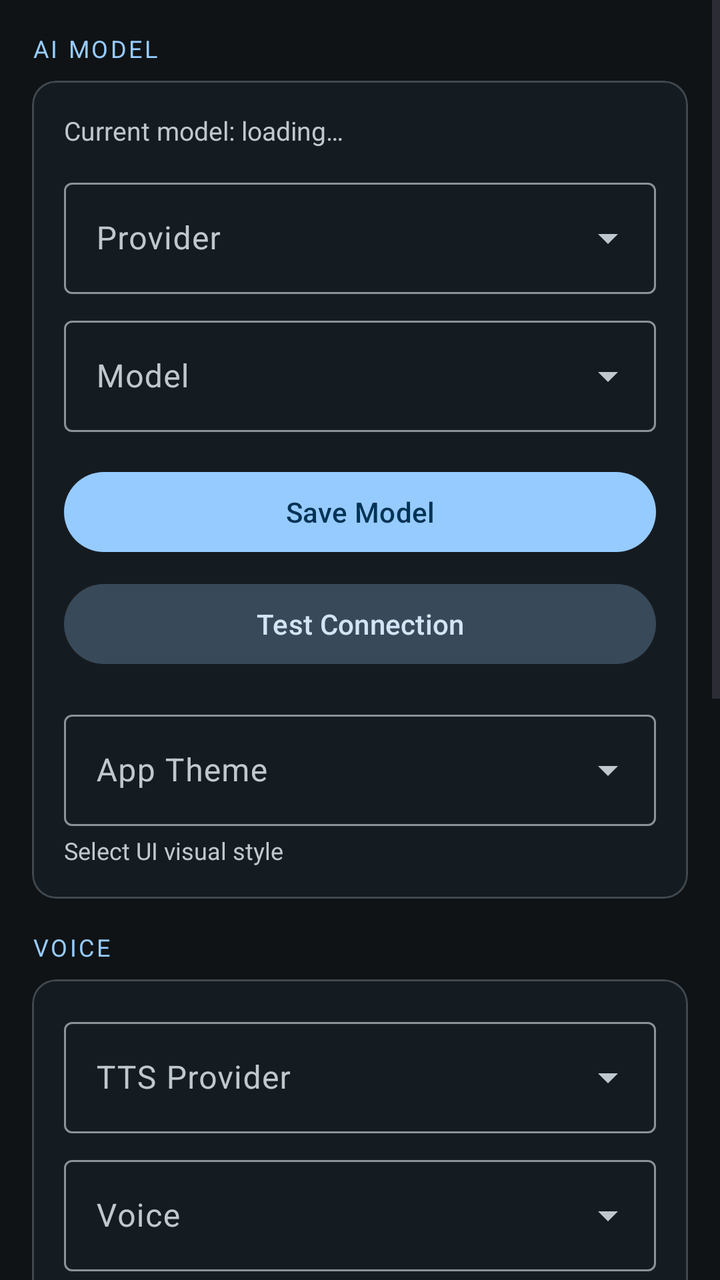
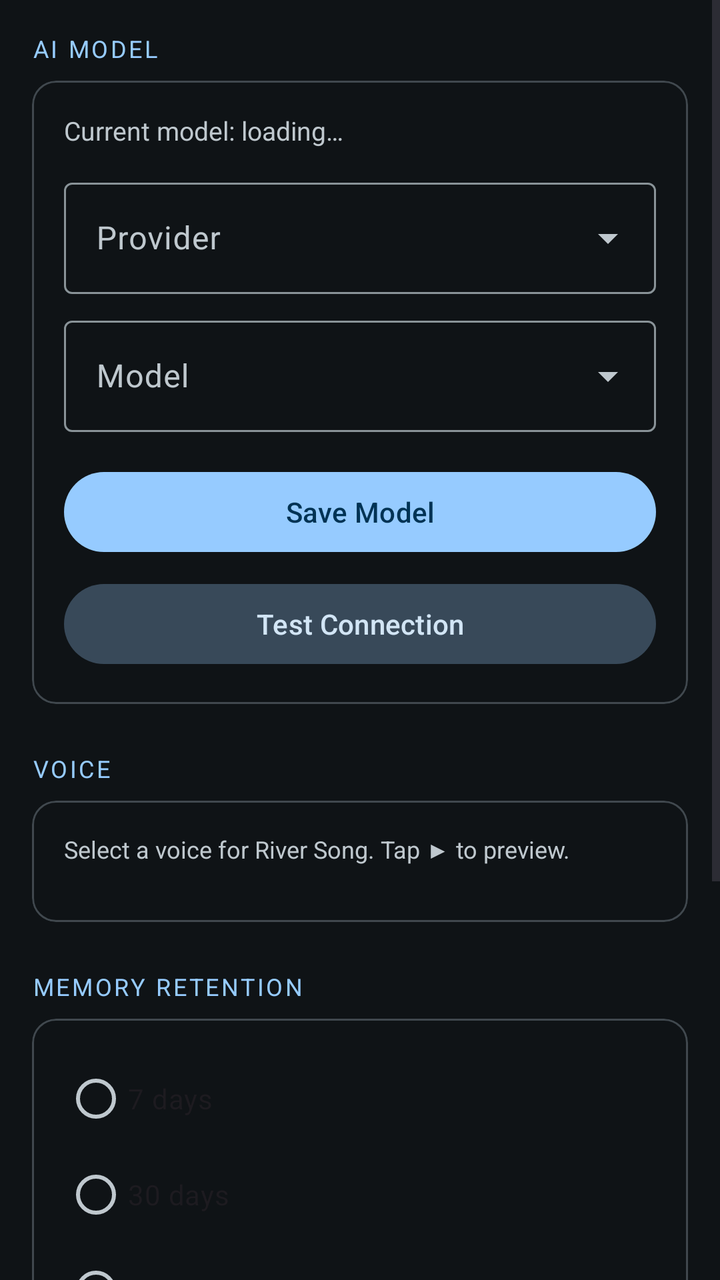

Two renders of the same Android screen: before a commit and after it. Below are the layout's source before the change and the commit's diff.
<!-- AndroidManifest.xml: application theme Theme.RiverSong -->
<!-- res/layout/fragment_settings.xml -->
<?xml version="1.0" encoding="utf-8"?>
<ScrollView
    xmlns:android="http://schemas.android.com/apk/res/android"
    xmlns:app="http://schemas.android.com/apk/res-auto"
    android:layout_width="match_parent"
    android:layout_height="match_parent"
    android:background="?attr/colorSurface">

    <LinearLayout
        android:layout_width="match_parent"
        android:layout_height="wrap_content"
        android:orientation="vertical"
        android:padding="16dp">

        <TextView
            android:layout_width="match_parent"
            android:layout_height="wrap_content"
            android:text="@string/settings_ai_model"
            android:textSize="12sp"
            android:textAllCaps="true"
            android:textColor="?attr/colorPrimary"
            android:letterSpacing="0.1"
            android:layout_marginBottom="8dp" />

        <com.google.android.material.card.MaterialCardView
            android:layout_width="match_parent"
            android:layout_height="wrap_content"
            app:cardElevation="1dp"
            app:cardCornerRadius="12dp"
            android:layout_marginBottom="16dp">

            <LinearLayout
                android:layout_width="match_parent"
                android:layout_height="wrap_content"
                android:orientation="vertical"
                android:padding="16dp">

                <TextView
                    android:id="@+id/textViewCurrentModel"
                    android:layout_width="match_parent"
                    android:layout_height="wrap_content"
                    android:text="Current model: loading…"
                    android:textSize="13sp"
                    android:textColor="?attr/colorOnSurfaceVariant"
                    android:layout_marginBottom="12dp" />

                <com.google.android.material.textfield.TextInputLayout
                    android:id="@+id/layoutProviderSpinner"
                    style="@style/Widget.Material3.TextInputLayout.OutlinedBox.ExposedDropdownMenu"
                    android:layout_width="match_parent"
                    android:layout_height="wrap_content"
                    android:hint="@string/settings_provider_hint"
                    android:layout_marginBottom="8dp">

                    <AutoCompleteTextView
                        android:id="@+id/spinnerProvider"
                        android:layout_width="match_parent"
                        android:layout_height="wrap_content"
                        android:inputType="none" />

                </com.google.android.material.textfield.TextInputLayout>

                <com.google.android.material.textfield.TextInputLayout
                    android:id="@+id/layoutModelSpinner"
                    style="@style/Widget.Material3.TextInputLayout.OutlinedBox.ExposedDropdownMenu"
                    android:layout_width="match_parent"
                    android:layout_height="wrap_content"
                    android:hint="@string/settings_model_hint"
                    android:layout_marginBottom="16dp">

                    <AutoCompleteTextView
                        android:id="@+id/spinnerModel"
                        android:layout_width="match_parent"
                        android:layout_height="wrap_content"
                        android:inputType="none" />

                </com.google.android.material.textfield.TextInputLayout>

                <com.google.android.material.button.MaterialButton
                    android:id="@+id/buttonSaveModel"
                    android:layout_width="match_parent"
                    android:layout_height="wrap_content"
                    android:text="@string/settings_save_model" />

                <com.google.android.material.button.MaterialButton
                    android:id="@+id/buttonTestConnection"
                    style="@style/Widget.Material3.Button.TonalButton"
                    android:layout_width="match_parent"
                    android:layout_height="wrap_content"
                    android:layout_marginTop="8dp"
                    android:text="@string/settings_test_connection" />

                <com.google.android.material.textfield.TextInputLayout
                    style="@style/Widget.Material3.TextInputLayout.OutlinedBox.ExposedDropdownMenu"
                    android:layout_width="match_parent"
                    android:layout_height="wrap_content"
                    android:hint="App Theme"
                    android:layout_marginTop="16dp">

                    <AutoCompleteTextView
                        android:id="@+id/spinnerTheme"
                        android:layout_width="match_parent"
                        android:layout_height="wrap_content"
                        android:inputType="none" />

                </com.google.android.material.textfield.TextInputLayout>

                <TextView
                    android:id="@+id/textViewThemeDesc"
                    android:layout_width="match_parent"
                    android:layout_height="wrap_content"
                    android:layout_marginTop="4dp"
                    android:text="Select UI visual style"
                    android:textSize="12sp"
                    android:textColor="?attr/colorOnSurfaceVariant" />

            </LinearLayout>
        </com.google.android.material.card.MaterialCardView>

        
        <TextView
            android:layout_width="match_parent"
            android:layout_height="wrap_content"
            android:text="VOICE"
            android:textSize="12sp"
            android:textAllCaps="true"
            android:textColor="?attr/colorPrimary"
            android:letterSpacing="0.1"
            android:layout_marginBottom="8dp" />

        <com.google.android.material.card.MaterialCardView
            android:layout_width="match_parent"
            android:layout_height="wrap_content"
            app:cardElevation="1dp"
            app:cardCornerRadius="12dp"
            android:layout_marginBottom="16dp">

            <LinearLayout
                android:layout_width="match_parent"
                android:layout_height="wrap_content"
                android:orientation="vertical"
                android:padding="16dp">

                <com.google.android.material.textfield.TextInputLayout
                    style="@style/Widget.Material3.TextInputLayout.OutlinedBox.ExposedDropdownMenu"
                    android:layout_width="match_parent"
                    android:layout_height="wrap_content"
                    android:hint="TTS Provider"
                    android:layout_marginBottom="8dp">
                    <AutoCompleteTextView
                        android:id="@+id/spinnerTtsProvider"
                        android:layout_width="match_parent"
                        android:layout_height="wrap_content"
                        android:inputType="none" />
                </com.google.android.material.textfield.TextInputLayout>

                <com.google.android.material.textfield.TextInputLayout
                    style="@style/Widget.Material3.TextInputLayout.OutlinedBox.ExposedDropdownMenu"
                    android:layout_width="match_parent"
                    android:layout_height="wrap_content"
                    android:hint="Voice"
                    android:layout_marginBottom="12dp">
                    <AutoCompleteTextView
                        android:id="@+id/spinnerVoice"
                        android:layout_width="match_parent"
                        android:layout_height="wrap_content"
                        android:inputType="none" />
                </com.google.android.material.textfield.TextInputLayout>

                <com.google.android.material.button.MaterialButton
                    android:id="@+id/buttonTestVoice"
                    style="@style/Widget.Material3.Button.OutlinedButton"
                    android:layout_width="match_parent"
                    android:layout_height="wrap_content"
                    android:text="Test Voice"
                    app:icon="@drawable/ic_volume_up" />
            </LinearLayout>
        </com.google.android.material.card.MaterialCardView>

        
        <TextView
            android:layout_width="match_parent"
            android:layout_height="wrap_content"
            android:text="MEMORY RETENTION"
            android:textSize="12sp"
            android:textAllCaps="true"
            android:textColor="?attr/colorPrimary"
            android:letterSpacing="0.1"
            android:layout_marginBottom="8dp" />

        <com.google.android.material.card.MaterialCardView
            android:layout_width="match_parent"
            android:layout_height="wrap_content"
            app:cardElevation="1dp"
            app:cardCornerRadius="12dp"
            android:layout_marginBottom="16dp">

            <LinearLayout
                android:layout_width="match_parent"
                android:layout_height="wrap_content"
                android:orientation="vertical"
                android:padding="16dp">

                <RadioGroup
                    android:id="@+id/radioGroupMemoryTtl"
                    android:layout_width="match_parent"
                    android:layout_height="wrap_content"
                    android:orientation="vertical">
                    <RadioButton android:id="@+id/radioTtl7d" android:layout_width="wrap_content" android:layout_height="wrap_content" android:text="7 days" />
                    <RadioButton android:id="@+id/radioTtl30d" android:layout_width="wrap_content" android:layout_height="wrap_content" android:text="30 days" />
                    <RadioButton android:id="@+id/radioTtl90d" android:layout_width="wrap_content" android:layout_height="wrap_content" android:text="90 days" />
                    <RadioButton android:id="@+id/radioTtl1y" android:layout_width="wrap_content" android:layout_height="wrap_content" android:text="1 year" />
                    <RadioButton android:id="@+id/radioTtlForever" android:layout_width="wrap_content" android:layout_height="wrap_content" android:text="Forever" />
                </RadioGroup>

                <com.google.android.material.materialswitch.MaterialSwitch
                    android:id="@+id/switchAutoExtend"
                    android:layout_width="match_parent"
                    android:layout_height="wrap_content"
                    android:layout_marginTop="8dp"
                    android:text="Auto-extend on activity" />

                <com.google.android.material.button.MaterialButton
                    android:id="@+id/buttonSaveMemoryTtl"
                    style="@style/Widget.Material3.Button.OutlinedButton"
                    android:layout_width="match_parent"
                    android:layout_height="wrap_content"
                    android:layout_marginTop="12dp"
                    android:text="Save TTL" />
            </LinearLayout>
        </com.google.android.material.card.MaterialCardView>

        <ProgressBar
            android:id="@+id/progressBarSettings"
            android:layout_width="wrap_content"
            android:layout_height="wrap_content"
            android:layout_gravity="center_horizontal"
            android:visibility="gone" />

    </LinearLayout>
</ScrollView>
<!-- resources referenced by this layout -->
<resources>
  <!-- drawable ic_volume_up (drawable) -->
  <?xml version="1.0" encoding="utf-8"?>
  <vector xmlns:android="http://schemas.android.com/apk/res/android"
      android:width="24dp"
      android:height="24dp"
      android:viewportWidth="24"
      android:viewportHeight="24">
      <path
          android:fillColor="?attr/colorControlNormal"
          android:pathData="M3,9v6h4l5,5V4L7,9H3zM16.5,12c0,-1.77 -1.02,-3.29 -2.5,-4.03v8.05c1.48,-0.73 2.5,-2.25 2.5,-4.02zM14,3.23v2.06c2.89,0.86 5,3.54 5,6.71s-2.11,5.85 -5,6.71v2.06c4.01,-0.91 7,-4.49 7,-8.77s-2.99,-7.86 -7,-8.77z" />
  </vector>
  <string name="settings_ai_model">AI Model</string>
  <string name="settings_model_hint">Model</string>
  <string name="settings_provider_hint">Provider</string>
  <string name="settings_save_model">Save Model</string>
  <string name="settings_test_connection">Test Connection</string>
  <color name="rs_blue_primary">#96CBFF</color>
  <color name="rs_blue_on_primary">#003354</color>
  <color name="rs_blue_primary_container">#004A77</color>
  <color name="rs_blue_on_primary_container">#CAE6FF</color>
  <color name="rs_blue_secondary">#B6C9D9</color>
  <color name="rs_blue_on_secondary">#213242</color>
  <color name="rs_blue_secondary_container">#384959</color>
  <color name="rs_blue_on_secondary_container">#D2E5F5</color>
  <color name="rs_blue_tertiary">#D9BBFF</color>
  <color name="rs_blue_on_tertiary">#3E1F77</color>
  <color name="rs_blue_tertiary_container">#55368F</color>
  <color name="rs_blue_on_tertiary_container">#EEDCFF</color>
  <color name="rs_blue_error">#FFB4AB</color>
  <color name="rs_blue_on_error">#690005</color>
  <color name="rs_blue_error_container">#93000A</color>
  <color name="rs_blue_on_error_container">#FFDAD6</color>
  <color name="rs_blue_background">#0F1316</color>
  <color name="rs_blue_on_surface">#DEE4E9</color>
  <color name="rs_blue_surface">#0F1316</color>
  <color name="rs_blue_surface_variant">#1B2023</color>
  <color name="rs_blue_on_surface_variant">#BFC8CE</color>
  <color name="rs_blue_outline">#899398</color>
  <color name="rs_blue_outline_variant">#40484E</color>
  <color name="rs_blue_warn">#FFB86C</color>
  <style name="ShapeAppearance.RiverSong.XS" parent="">
          <item name="cornerSize">4dp</item>
      </style>
  <style name="ShapeAppearance.RiverSong.SM" parent="">
          <item name="cornerSize">8dp</item>
      </style>
  <style name="ShapeAppearance.RiverSong.MD" parent="">
          <item name="cornerSize">12dp</item>
      </style>
  <style name="ShapeAppearance.RiverSong.LG" parent="">
          <item name="cornerSize">16dp</item>
      </style>
  <style name="ShapeAppearance.RiverSong.XL" parent="">
          <item name="cornerSize">20dp</item>
      </style>
  <!-- unchanged entries left out for length: 1 -->
</resources>

<!-- the commit's change to res/layout/fragment_settings.xml (unified diff, before → after) -->
@@ -12,6 +12,7 @@
         android:orientation="vertical"
         android:padding="16dp">
 
+        
         <TextView
             android:layout_width="match_parent"
             android:layout_height="wrap_content"
@@ -25,9 +26,11 @@
         <com.google.android.material.card.MaterialCardView
             android:layout_width="match_parent"
             android:layout_height="wrap_content"
-            app:cardElevation="1dp"
+            app:cardElevation="0dp"
             app:cardCornerRadius="12dp"
-            android:layout_marginBottom="16dp">
+            app:strokeWidth="1dp"
+            app:strokeColor="?attr/colorOutlineVariant"
+            android:layout_marginBottom="24dp">
 
             <LinearLayout
                 android:layout_width="match_parent"
@@ -51,13 +54,11 @@
                     android:layout_height="wrap_content"
                     android:hint="@string/settings_provider_hint"
                     android:layout_marginBottom="8dp">
-
                     <AutoCompleteTextView
                         android:id="@+id/spinnerProvider"
                         android:layout_width="match_parent"
                         android:layout_height="wrap_content"
                         android:inputType="none" />
-
                 </com.google.android.material.textfield.TextInputLayout>
 
                 <com.google.android.material.textfield.TextInputLayout
@@ -67,13 +68,11 @@
                     android:layout_height="wrap_content"
                     android:hint="@string/settings_model_hint"
                     android:layout_marginBottom="16dp">
-
                     <AutoCompleteTextView
                         android:id="@+id/spinnerModel"
                         android:layout_width="match_parent"
                         android:layout_height="wrap_content"
                         android:inputType="none" />
-
                 </com.google.android.material.textfield.TextInputLayout>
 
                 <com.google.android.material.button.MaterialButton
@@ -89,30 +88,6 @@
                     android:layout_height="wrap_content"
                     android:layout_marginTop="8dp"
                     android:text="@string/settings_test_connection" />
-
-                <com.google.android.material.textfield.TextInputLayout
-                    style="@style/Widget.Material3.TextInputLayout.OutlinedBox.ExposedDropdownMenu"
-                    android:layout_width="match_parent"
-                    android:layout_height="wrap_content"
-                    android:hint="App Theme"
-                    android:layout_marginTop="16dp">
-
-                    <AutoCompleteTextView
-                        android:id="@+id/spinnerTheme"
-                        android:layout_width="match_parent"
-                        android:layout_height="wrap_content"
-                        android:inputType="none" />
-
-                </com.google.android.material.textfield.TextInputLayout>
-
-                <TextView
-                    android:id="@+id/textViewThemeDesc"
-                    android:layout_width="match_parent"
-                    android:layout_height="wrap_content"
-                    android:layout_marginTop="4dp"
-                    android:text="Select UI visual style"
-                    android:textSize="12sp"
-                    android:textColor="?attr/colorOnSurfaceVariant" />
 
             </LinearLayout>
         </com.google.android.material.card.MaterialCardView>
@@ -131,9 +106,11 @@
         <com.google.android.material.card.MaterialCardView
             android:layout_width="match_parent"
             android:layout_height="wrap_content"
-            app:cardElevation="1dp"
+            app:cardElevation="0dp"
             app:cardCornerRadius="12dp"
-            android:layout_marginBottom="16dp">
+            app:strokeWidth="1dp"
+            app:strokeColor="?attr/colorOutlineVariant"
+            android:layout_marginBottom="24dp">
 
             <LinearLayout
                 android:layout_width="match_parent"
@@ -141,39 +118,22 @@
                 android:orientation="vertical"
                 android:padding="16dp">
 
-                <com.google.android.material.textfield.TextInputLayout
-                    style="@style/Widget.Material3.TextInputLayout.OutlinedBox.ExposedDropdownMenu"
-                    android:layout_width="match_parent"
-                    android:layout_height="wrap_content"
-                    android:hint="TTS Provider"
-                    android:layout_marginBottom="8dp">
-                    <AutoCompleteTextView
-                        android:id="@+id/spinnerTtsProvider"
-                        android:layout_width="match_parent"
-                        android:layout_height="wrap_content"
-                        android:inputType="none" />
-                </com.google.android.material.textfield.TextInputLayout>
-
-                <com.google.android.material.textfield.TextInputLayout
-                    style="@style/Widget.Material3.TextInputLayout.OutlinedBox.ExposedDropdownMenu"
-                    android:layout_width="match_parent"
-                    android:layout_height="wrap_content"
-                    android:hint="Voice"
-                    android:layout_marginBottom="12dp">
-                    <AutoCompleteTextView
-                        android:id="@+id/spinnerVoice"
-                        android:layout_width="match_parent"
-                        android:layout_height="wrap_content"
-                        android:inputType="none" />
-                </com.google.android.material.textfield.TextInputLayout>
-
-                <com.google.android.material.button.MaterialButton
-                    android:id="@+id/buttonTestVoice"
-                    style="@style/Widget.Material3.Button.OutlinedButton"
-                    android:layout_width="match_parent"
-                    android:layout_height="wrap_content"
-                    android:text="Test Voice"
-                    app:icon="@drawable/ic_volume_up" />
+                <TextView
+                    android:layout_width="match_parent"
+                    android:layout_height="wrap_content"
+                    android:text="Select a voice for River Song. Tap ▶ to preview."
+                    android:textSize="12sp"
+                    android:textColor="?attr/colorOnSurfaceVariant"
+                    android:layout_marginBottom="12dp"
+                    android:lineSpacingMultiplier="1.4" />
+
+                
+                <LinearLayout
+                    android:id="@+id/voiceContainer"
+                    android:orientation="vertical"
+                    android:layout_width="match_parent"
+                    android:layout_height="wrap_content" />
+
             </LinearLayout>
         </com.google.android.material.card.MaterialCardView>
 
@@ -191,8 +151,10 @@
         <com.google.android.material.card.MaterialCardView
             android:layout_width="match_parent"
             android:layout_height="wrap_content"
-            app:cardElevation="1dp"
+            app:cardElevation="0dp"
             app:cardCornerRadius="12dp"
+            app:strokeWidth="1dp"
+            app:strokeColor="?attr/colorOutlineVariant"
             android:layout_marginBottom="16dp">
 
             <LinearLayout
@@ -206,10 +168,10 @@
                     android:layout_width="match_parent"
                     android:layout_height="wrap_content"
                     android:orientation="vertical">
-                    <RadioButton android:id="@+id/radioTtl7d" android:layout_width="wrap_content" android:layout_height="wrap_content" android:text="7 days" />
-                    <RadioButton android:id="@+id/radioTtl30d" android:layout_width="wrap_content" android:layout_height="wrap_content" android:text="30 days" />
-                    <RadioButton android:id="@+id/radioTtl90d" android:layout_width="wrap_content" android:layout_height="wrap_content" android:text="90 days" />
-                    <RadioButton android:id="@+id/radioTtl1y" android:layout_width="wrap_content" android:layout_height="wrap_content" android:text="1 year" />
+                    <RadioButton android:id="@+id/radioTtl7d"     android:layout_width="wrap_content" android:layout_height="wrap_content" android:text="7 days" />
+                    <RadioButton android:id="@+id/radioTtl30d"    android:layout_width="wrap_content" android:layout_height="wrap_content" android:text="30 days" />
+                    <RadioButton android:id="@+id/radioTtl90d"    android:layout_width="wrap_content" android:layout_height="wrap_content" android:text="90 days" />
+                    <RadioButton android:id="@+id/radioTtl1y"     android:layout_width="wrap_content" android:layout_height="wrap_content" android:text="1 year" />
                     <RadioButton android:id="@+id/radioTtlForever" android:layout_width="wrap_content" android:layout_height="wrap_content" android:text="Forever" />
                 </RadioGroup>
 
@@ -227,6 +189,7 @@
                     android:layout_height="wrap_content"
                     android:layout_marginTop="12dp"
                     android:text="Save TTL" />
+
             </LinearLayout>
         </com.google.android.material.card.MaterialCardView>
 
<!-- resource entries referenced after the edit -->
@@ -1,16 +1,5 @@
 <!-- resources referenced by this layout -->
 <resources>
-  <!-- drawable ic_volume_up (drawable) -->
-  <?xml version="1.0" encoding="utf-8"?>
-  <vector xmlns:android="http://schemas.android.com/apk/res/android"
-      android:width="24dp"
-      android:height="24dp"
-      android:viewportWidth="24"
-      android:viewportHeight="24">
-      <path
-          android:fillColor="?attr/colorControlNormal"
-          android:pathData="M3,9v6h4l5,5V4L7,9H3zM16.5,12c0,-1.77 -1.02,-3.29 -2.5,-4.03v8.05c1.48,-0.73 2.5,-2.25 2.5,-4.02zM14,3.23v2.06c2.89,0.86 5,3.54 5,6.71s-2.11,5.85 -5,6.71v2.06c4.01,-0.91 7,-4.49 7,-8.77s-2.99,-7.86 -7,-8.77z" />
-  </vector>
   <string name="settings_ai_model">AI Model</string>
   <string name="settings_model_hint">Model</string>
   <string name="settings_provider_hint">Provider</string>
